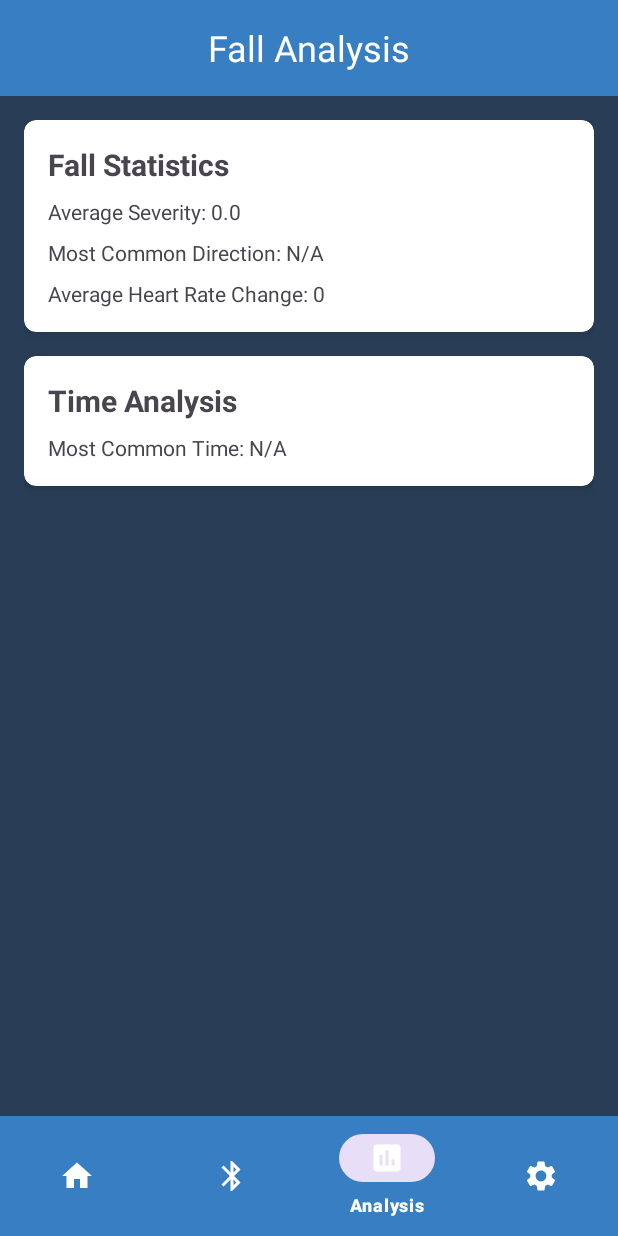
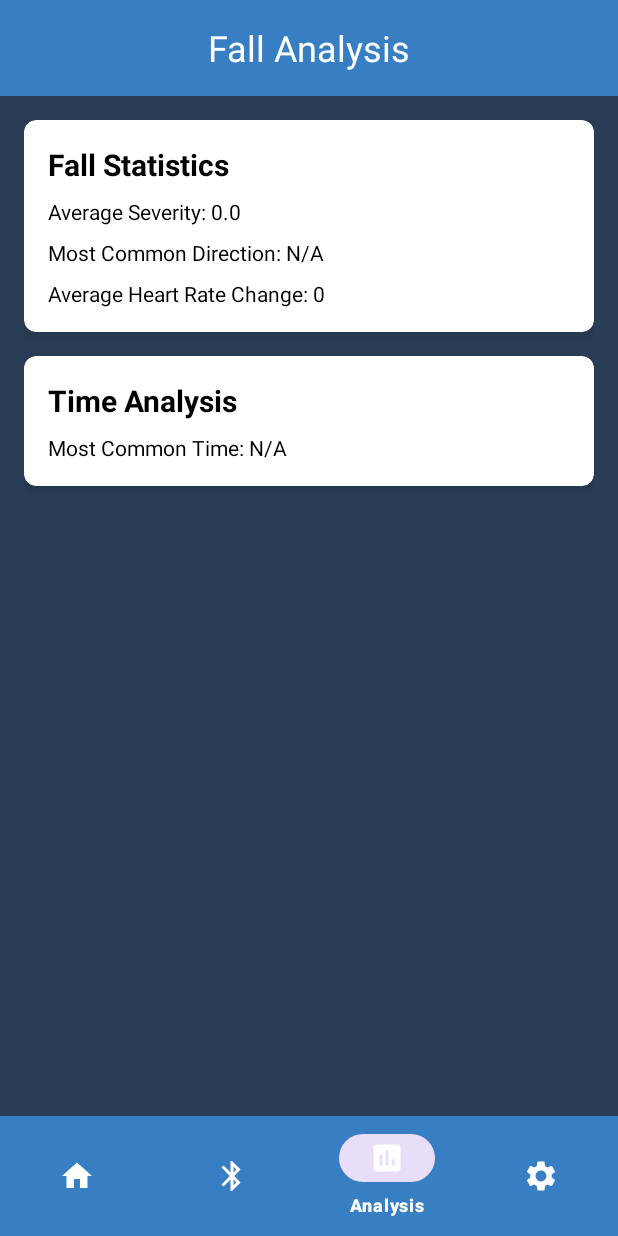
Before and after one commit to karson94/RiskWatch-Android-App, an Android app: the FallAnalysisActivity screen opened directly, with no data from a screen before it, on a phone screen of 412 x 824 dp. Run offline under Robolectric (Android 15) with nearby library versions, the phone set to English and light mode, and no system bars; our stand-ins replace Firebase (no records; nobody signed in at launch, a user with empty details on screens opened directly); pictures from the network do not load; Roboto replaces fonts that are not available here.

Commit message:
falls analysis theme

```diff
--- a/app/src/main/res/layout/activity_fall_analysis.xml
+++ b/app/src/main/res/layout/activity_fall_analysis.xml
@@ -28,7 +28,7 @@
         android:layout_height="0dp"
         android:padding="16dp"
         app:layout_constraintTop_toBottomOf="@id/toolbar"
-        app:layout_constraintBottom_toBottomOf="parent">
+        app:layout_constraintBottom_toTopOf="@id/bottomNavigation">
 
         <LinearLayout
             android:layout_width="match_parent"
@@ -40,7 +40,8 @@
                 android:layout_height="wrap_content"
                 android:layout_marginBottom="16dp"
                 app:cardCornerRadius="8dp"
-                app:cardElevation="4dp">
+                app:cardElevation="4dp"
+                android:backgroundTint="#FFFFFF">
 
                 <LinearLayout
                     android:layout_width="match_parent"
@@ -53,28 +54,32 @@
                         android:layout_height="wrap_content"
                         android:text="Fall Statistics"
                         android:textSize="20sp"
-                        android:textStyle="bold" />
+                        android:textStyle="bold"
+                        android:textColor="#000000" />
 
                     <TextView
                         android:id="@+id/avgSeverityText"
                         android:layout_width="wrap_content"
                         android:layout_height="wrap_content"
                         android:layout_marginTop="8dp"
-                        android:text="Average Severity: 0.0" />
+                        android:text="Average Severity: 0.0"
+                        android:textColor="#000000" />
 
                     <TextView
                         android:id="@+id/commonDirectionText"
                         android:layout_width="wrap_content"
                         android:layout_height="wrap_content"
                         android:layout_marginTop="8dp"
-                        android:text="Most Common Direction: N/A" />
+                        android:text="Most Common Direction: N/A"
+                        android:textColor="#000000" />
 
                     <TextView
                         android:id="@+id/avgHeartRateText"
                         android:layout_width="wrap_content"
                         android:layout_height="wrap_content"
                         android:layout_marginTop="8dp"
-                        android:text="Average Heart Rate Change: 0" />
+                        android:text="Average Heart Rate Change: 0"
+                        android:textColor="#000000" />
                 </LinearLayout>
             </androidx.cardview.widget.CardView>
 
@@ -83,7 +88,8 @@
                 android:layout_height="wrap_content"
                 android:layout_marginBottom="16dp"
                 app:cardCornerRadius="8dp"
-                app:cardElevation="4dp">
+                app:cardElevation="4dp"
+                android:backgroundTint="#FFFFFF">
 
                 <LinearLayout
                     android:layout_width="match_parent"
@@ -96,14 +102,16 @@
                         android:layout_height="wrap_content"
                         android:text="Time Analysis"
                         android:textSize="20sp"
-                        android:textStyle="bold" />
+                        android:textStyle="bold"
+                        android:textColor="#000000" />
 
                     <TextView
                         android:id="@+id/commonTimeText"
                         android:layout_width="wrap_content"
                         android:layout_height="wrap_content"
                         android:layout_marginTop="8dp"
-                        android:text="Most Common Time: N/A" />
+                        android:text="Most Common Time: N/A"
+                        android:textColor="#000000" />
                 </LinearLayout>
             </androidx.cardview.widget.CardView>
 
```
Lines whose indentation alone changed are shown as unchanged.
